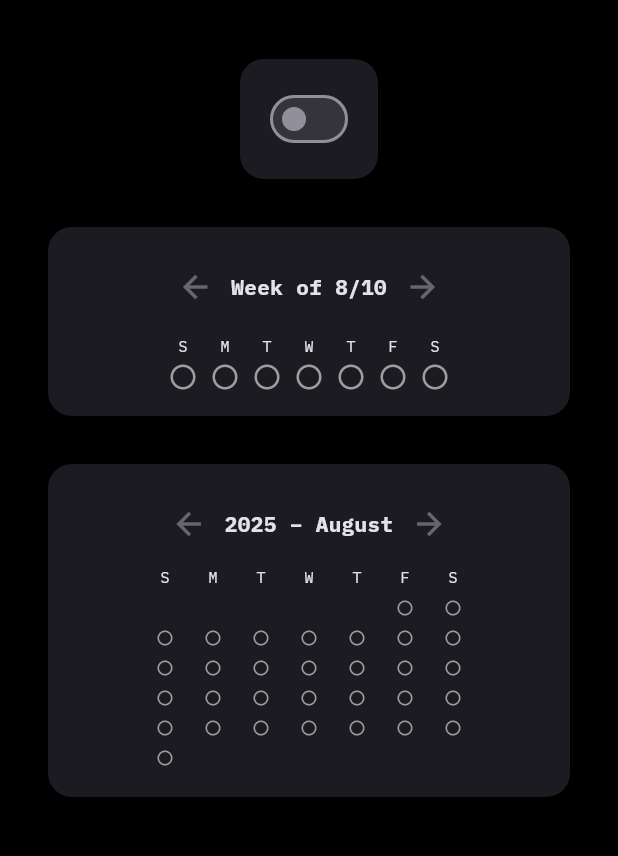
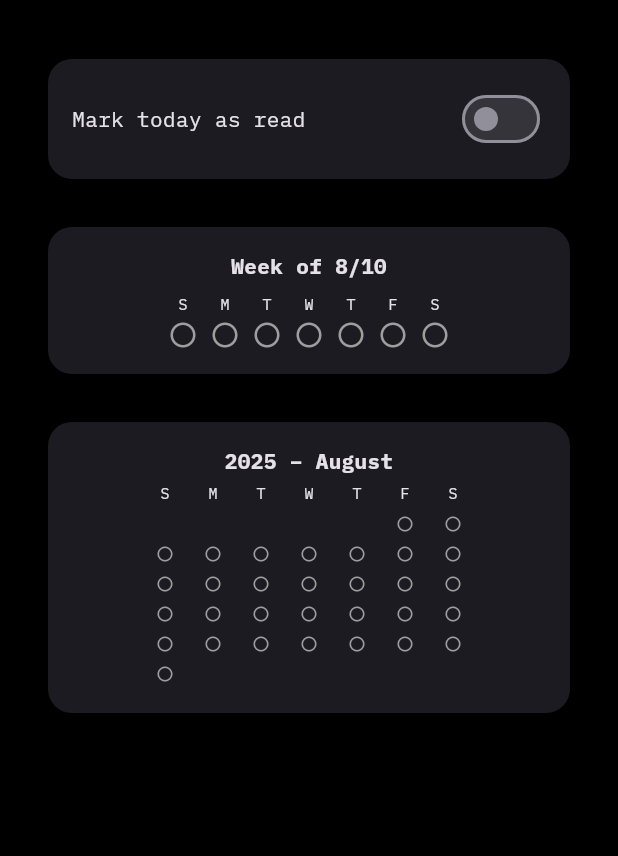
Before and after one commit to Shir0o/bible-read, a Flutter app: the HomePage screen opened directly, on a phone screen of 412 x 824 dp, the part 61-917 px from its top. Run offline on Flutter 3.47's test engine with Material 3 defaults, Android fonts, the light colour scheme and no system bars; our stand-ins replace cloud_firestore, cloud_functions, firebase_auth, firebase_core, firebase_crashlytics, firebase_messaging and 8 more; missing offline and left inert: firebase_app_check; accounts and stored records are empty.

Commit message:
feat: adjust home streak widgets

```diff
--- a/lib/pages/home_page.dart
+++ b/lib/pages/home_page.dart
@@ -33,7 +33,8 @@ class HomePage extends StatefulWidget {
   final Future<Map<String, dynamic>?> Function({
     required String dateKey,
     required String uid,
-  })? markFirstReader;
+  })?
+  markFirstReader;
 
   HomePage({
     super.key,
@@ -41,7 +42,7 @@ class HomePage extends StatefulWidget {
     FirebaseAuth? auth,
     this.functions,
     this.markFirstReader,
-  })  : firestore = firestore ?? FirebaseFirestore.instance,
+  }) : firestore = firestore ?? FirebaseFirestore.instance,
        auth = auth ?? FirebaseAuth.instance;
 
   @override
@@ -310,10 +311,12 @@ class _HomePageState extends State<HomePage>
         'streak': streak,
         'pastWeekReadDates': pastWeekReadDates,
         'pastMonthReadDates': pastMonthReadDates,
-        'totalReadDays':
-            (data['totalReadDays'] is int) ? data['totalReadDays'] : 0,
-        'longestStreak':
-            (data['longestStreak'] is int) ? data['longestStreak'] : streak,
+        'totalReadDays': (data['totalReadDays'] is int)
+            ? data['totalReadDays']
+            : 0,
+        'longestStreak': (data['longestStreak'] is int)
+            ? data['longestStreak']
+            : streak,
       }, SetOptions(merge: true));
     } catch (e, st) {
       if (kDebugMode) {
@@ -443,8 +446,10 @@ class _HomePageState extends State<HomePage>
       final yesterdayDateKey =
           '${yesterday.year}-${yesterday.month.toString().padLeft(2, '0')}-${yesterday.day.toString().padLeft(2, '0')}';
 
-      final yesterdayDoc =
-          await userDocRef.collection('reading').doc(yesterdayDateKey).get();
+      final yesterdayDoc = await userDocRef
+          .collection('reading')
+          .doc(yesterdayDateKey)
+          .get();
 
       int streak = (data['streak'] is int) ? data['streak'] : 0;
       if (yesterdayDoc.exists && yesterdayDoc.data()?['read'] == true) {
@@ -476,12 +481,14 @@ class _HomePageState extends State<HomePage>
         }
       }
 
-      int totalReadDays =
-          (data['totalReadDays'] is int) ? data['totalReadDays'] : 0;
+      int totalReadDays = (data['totalReadDays'] is int)
+          ? data['totalReadDays']
+          : 0;
       totalReadDays += 1;
 
-      int longestStreak =
-          (data['longestStreak'] is int) ? data['longestStreak'] : streak;
+      int longestStreak = (data['longestStreak'] is int)
+          ? data['longestStreak']
+          : streak;
       if (streak > longestStreak) {
         longestStreak = streak;
       }
@@ -707,10 +714,17 @@ class _HomePageState extends State<HomePage>
                           child: CircularProgressIndicator(strokeWidth: 2),
                         ),
                       )
-                    : ReadSwitchTile(
+                    : Row(
+                        mainAxisAlignment: MainAxisAlignment.spaceBetween,
+                        children: [
+                          const Text('Mark today as read'),
+                          ReadSwitchTile(
                             value: _readToday,
-                        onChanged:
-                            _readToday ? null : (value) => _toggleReadStatus(),
+                            onChanged: _readToday
+                                ? null
+                                : (value) => _toggleReadStatus(),
+                          ),
+                        ],
                       ),
               ),
               const SizedBox(height: 16),
@@ -720,16 +734,15 @@ class _HomePageState extends State<HomePage>
                   sunday: DateTime.now().subtract(
                     Duration(days: DateTime.now().weekday % 7),
                   ),
+                  showNavigation: false,
                 ),
               ),
               const SizedBox(height: 16),
               IgnorePointer(
                 child: MonthStreakCalendar(
                   readDates: _readDates,
-                    month: DateTime(
-                      DateTime.now().year,
-                      DateTime.now().month,
-                    ),
+                  month: DateTime(DateTime.now().year, DateTime.now().month),
+                  showNavigation: false,
                 ),
               ),
             ],
```
Lines whose indentation alone changed are shown as unchanged.
